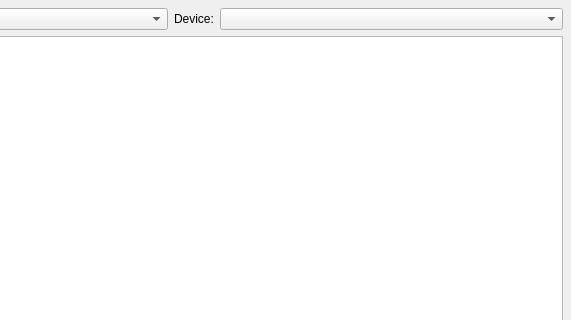
Before: the Qt Designer form pirselectkeysetform.ui in jpietrzak8/Pierogi, drawn with Qt 5; both pictures show x 229 to 800 and y 0 to 320 of the 800 by 480 pixel window.
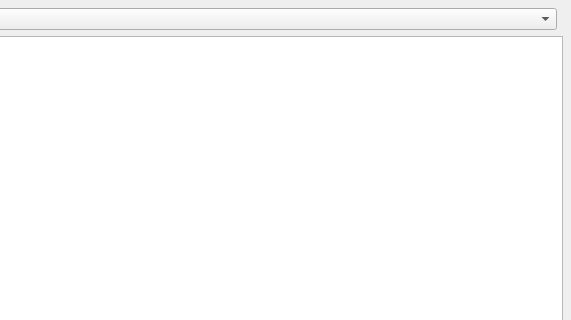
After: the same form once the commit is applied.

Patch:
```diff
--- a/pirselectkeysetform.ui
+++ b/pirselectkeysetform.ui
@@ -44,33 +44,6 @@
      </item>
     </layout>
    </item>
-   <item row="0" column="1">
-    <layout class="QHBoxLayout" name="deviceHorizontalLayout">
-     <item>
-      <widget class="QLabel" name="deviceLabel">
-       <property name="sizePolicy">
-        <sizepolicy hsizetype="Minimum" vsizetype="Preferred">
-         <horstretch>0</horstretch>
-         <verstretch>0</verstretch>
-        </sizepolicy>
-       </property>
-       <property name="text">
-        <string>Device:</string>
-       </property>
-      </widget>
-     </item>
-     <item>
-      <widget class="QComboBox" name="deviceComboBox">
-       <property name="sizePolicy">
-        <sizepolicy hsizetype="Expanding" vsizetype="Fixed">
-         <horstretch>0</horstretch>
-         <verstretch>0</verstretch>
-        </sizepolicy>
-       </property>
-      </widget>
-     </item>
-    </layout>
-   </item>
    <item row="1" column="0" colspan="2">
     <widget class="QListWidget" name="keysetListWidget"/>
    </item>
```
